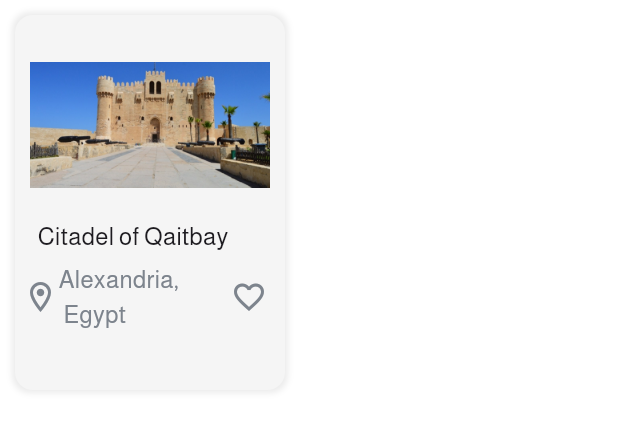
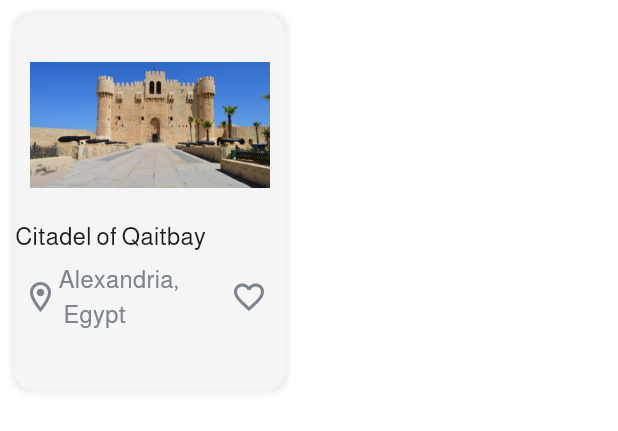
Before and after one commit to mohamedsalah918101/Egy-Tour, a Flutter app: the PlaceCard widget shown alone on an empty page, opened directly with sample values from the repository, on a phone screen of 412 x 824 dp. Shown: the top 431 px of the screen. Run offline on Flutter 3.47's test engine with Material 3 defaults, Android fonts, the phone set to English and light mode, and no system bars; our stand-ins replace country_code_picker, dartz, easy_localization, hive, hive_flutter, shared_preferences; accounts and stored records are empty.

Commit message:
add fitted box for card name to avoid overflow

```diff
--- a/lib/core/utils/widget/custom_places_card.dart
+++ b/lib/core/utils/widget/custom_places_card.dart
@@ -53,9 +53,9 @@ class _PlaceCardState extends State<PlaceCard> {
                 ),
               ),
             ),
-            Padding(
-              padding: const EdgeInsets.only(left: 15.0),
+            FittedBox(
               child: Text(
+                textAlign: TextAlign.center,
                 widget.landmarkModel.title,
                 style: AppTextStyles.regular16,
               ),
```
